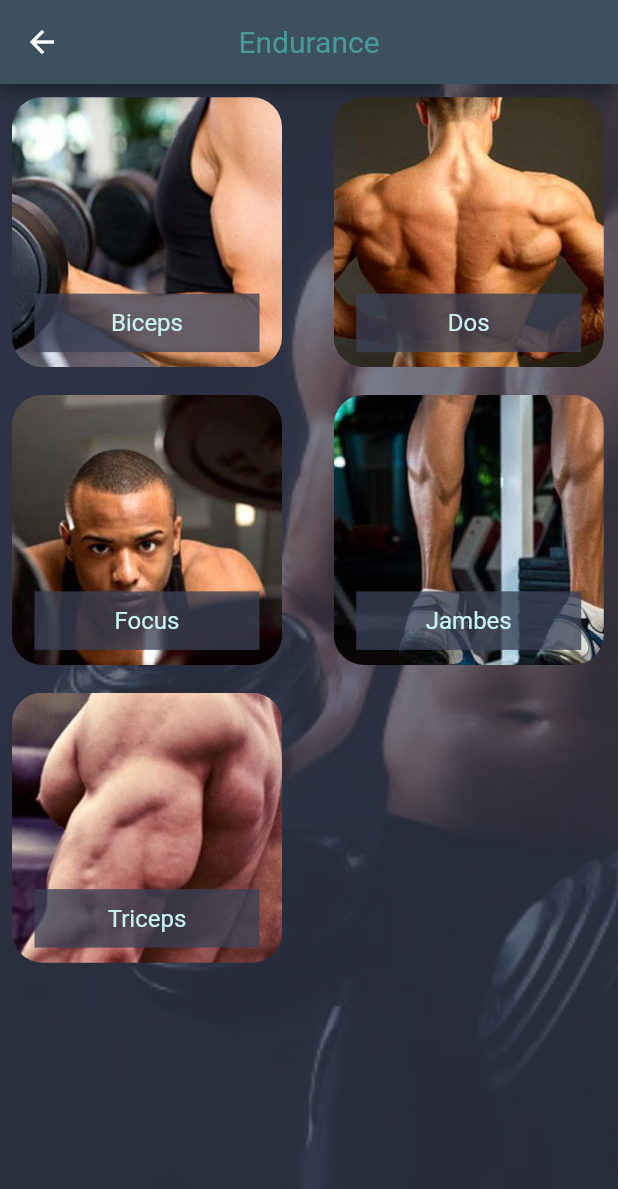
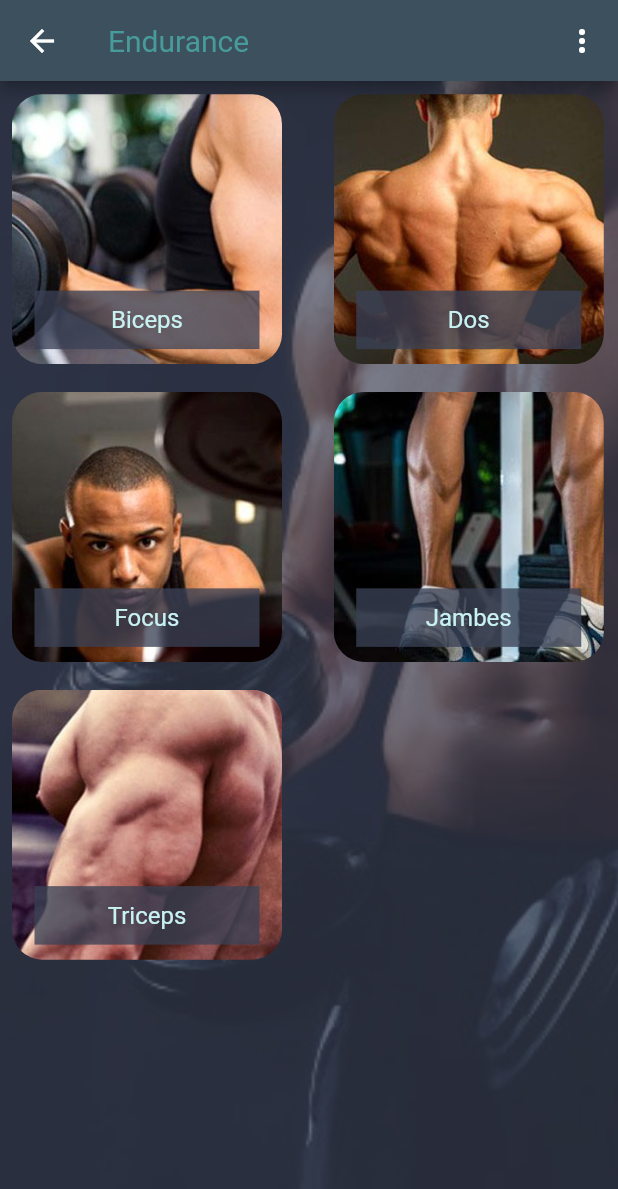
Before and after one commit to CA7460/GymSYS, a Flutter app: the screen it shows after launch, after a tap on "Endurance", on a phone screen of 412 x 824 dp. Shown: the top 1189 px of the screen. Run offline on Flutter 3.47's test engine with Material 2 defaults, Android fonts, the phone set to English and light mode, and no system bars; our stand-ins replace sqflite; missing offline and left inert: dart:ffi; accounts and stored records are empty.

Commit message:
AppBar now in all pages, ready to add CRUD form

```diff
--- a/workout_app/lib/main.dart
+++ b/workout_app/lib/main.dart
@@ -1,41 +1,45 @@
 import 'package:flutter/material.dart';
+import 'package:workout_app/widgets/appbar.dart';
 // import 'package:flutter_stetho/flutter_stetho.dart';
 import 'package:workout_app/widgets/exercise_widget.dart';
 
 void main() => {/*Stetho.initialize(), */ runApp(WorkoutApp())};
 
 class WorkoutApp extends StatelessWidget {
+
   @override
   Widget build(BuildContext context) {
+    final AdatpativeAppBar homeAppBar = AdatpativeAppBar('WORKOUT APP');
     return MaterialApp(
       debugShowCheckedModeBanner: false,
       home: SafeArea(
         child: Scaffold(
           backgroundColor: Color(0xff3a4155),
-          appBar: AppBar(
-            backgroundColor: Color(0xff3c505e),
-            title:
-                Text('WORKOUT APP', style: TextStyle(color: Color(0xff489b9b))),
-            //centerTitle: true,
-            actions: [
-              PopupMenuButton(
-                  onSelected: (item) => _onSelected(context, item as int),
-                  itemBuilder: (context) => [
-                        PopupMenuItem(
-                          value: 0,
-                          child: Text('Add content'),
-                        ),
-                        PopupMenuItem(
-                          value: 1,
-                          child: Text('Remove content'),
-                        ),
-                        PopupMenuItem(
-                          value: 2,
-                          child: Text('Modify content'),
-                        ),
-                      ])
-            ],
-          ),
+          appBar: homeAppBar,
+          // AppBar(
+          //   backgroundColor: Color(0xff3c505e),
+          //   title:
+          //       Text('WORKOUT APP', style: TextStyle(color: Color(0xff489b9b))),
+          //   //centerTitle: true,
+          //   actions: [
+          //     PopupMenuButton(
+          //         onSelected: (item) => _onSelected(context, item as int),
+          //         itemBuilder: (context) => [
+          //               PopupMenuItem(
+          //                 value: 0,
+          //                 child: Text('Add content'),
+          //               ),
+          //               PopupMenuItem(
+          //                 value: 1,
+          //                 child: Text('Remove content'),
+          //               ),
+          //               PopupMenuItem(
+          //                 value: 2,
+          //                 child: Text('Modify content'),
+          //               ),
+          //             ])
+          //   ],
+          // ),
           body: Container(
             decoration: BoxDecoration(
               image: DecorationImage(
--- /dev/null
+++ b/workout_app/lib/widgets/appbar.dart
@@ -0,0 +1,43 @@
+import 'package:flutter/material.dart';
+
+class AdatpativeAppBar extends StatelessWidget implements PreferredSizeWidget {
+  final String _title;
+
+  AdatpativeAppBar(this._title);
+
+  @override
+  Size get preferredSize {
+    return const Size.fromHeight(54.0);
+  }
+
+  @override
+  Widget build(BuildContext context) {
+    return AppBar(
+      backgroundColor: Color(0xff3c505e),
+      title: Text(_title, style: TextStyle(color: Color(0xff489b9b))),
+      //centerTitle: true,
+      actions: [
+        PopupMenuButton(
+            onSelected: (item) => _onSelected(context, item as int),
+            itemBuilder: (context) => [
+                  PopupMenuItem(
+                    value: 0,
+                    child: Text('Add content'),
+                  ),
+                  PopupMenuItem(
+                    value: 1,
+                    child: Text('Remove content'),
+                  ),
+                  PopupMenuItem(
+                    value: 2,
+                    child: Text('Modify content'),
+                  ),
+                ])
+      ],
+    );
+  }
+
+  void _onSelected(BuildContext context, int item) {
+    print('you selected option $item');
+  }
+}
--- a/workout_app/lib/widgets/category_screen_widget.dart
+++ b/workout_app/lib/widgets/category_screen_widget.dart
@@ -1,21 +1,24 @@
 import 'package:flutter/material.dart';
 import 'package:workout_app/widgets/category_show_widget.dart';
+import 'package:workout_app/widgets/appbar.dart';
 
 class CategoryScreenWidget extends StatelessWidget {
   final int id;
   final String category;
-  CategoryScreenWidget (this.id, this.category);
+  CategoryScreenWidget(this.id, this.category);
 
   @override
   Widget build(BuildContext context) {
+    final AdatpativeAppBar categoryAppBar = AdatpativeAppBar(category);
     return SafeArea(
       child: Scaffold(
         backgroundColor: Color(0xff3a4155),
-        appBar: AppBar(
-          title: Text(category, style: TextStyle(color: Color(0xff489b9b))),
-          centerTitle: true,
-          backgroundColor: Color(0xff3c505e),
-        ),
+        appBar: categoryAppBar,
+        // AppBar(
+        //   title: Text(category, style: TextStyle(color: Color(0xff489b9b))),
+        //   centerTitle: true,
+        //   backgroundColor: Color(0xff3c505e),
+        // ),
         body: Container(
           decoration: BoxDecoration(
             image: DecorationImage(
```
Also changed, not shown: workout_app/lib/widgets/exercice_screen_widget.dart (+11 -7 lines).
